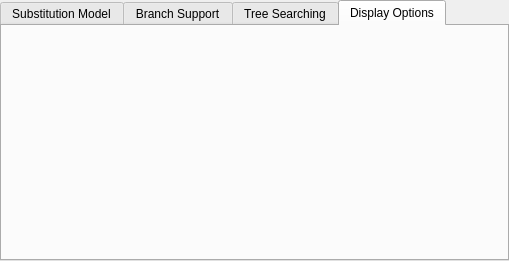
Before: the Qt Designer form src/plugins/external_tool_support/src/ui/PhyMLDialog.ui in violethaze74/ugene, drawn with Qt 5.
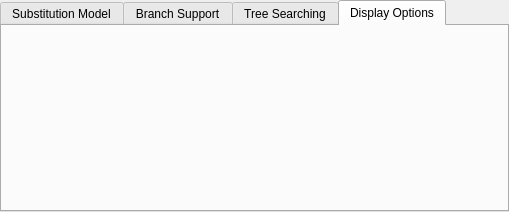
After: the same form once the commit is applied. The open tabs and pages were chosen to show the change. Custom widgets are drawn as their Qt base class.

Commit message: UGENE-4650: dialog size policy fix

```diff
--- a/src/plugins/external_tool_support/src/ui/PhyMLDialog.ui
+++ b/src/plugins/external_tool_support/src/ui/PhyMLDialog.ui
@@ -13,7 +13,7 @@
     <x>0</x>
     <y>0</y>
     <width>509</width>
-    <height>261</height>
+    <height>251</height>
    </rect>
   </property>
   <property name="minimumSize">
@@ -50,7 +50,7 @@
    <item>
     <widget class="QTabWidget" name="twSettings">
      <property name="sizePolicy">
-      <sizepolicy hsizetype="Preferred" vsizetype="Expanding">
+      <sizepolicy hsizetype="Preferred" vsizetype="Fixed">
        <horstretch>0</horstretch>
        <verstretch>0</verstretch>
       </sizepolicy>
@@ -546,6 +546,9 @@
        <string>Display Options</string>
       </attribute>
       <layout class="QVBoxLayout" name="verticalLayout_2">
+       <property name="sizeConstraint">
+        <enum>QLayout::SetMinAndMaxSize</enum>
+       </property>
        <item>
         <widget class="U2::PhyTreeDisplayOptionsWidget" name="displayOptions" native="true"/>
        </item>
@@ -554,10 +557,13 @@
          <property name="orientation">
           <enum>Qt::Vertical</enum>
          </property>
+         <property name="sizeType">
+          <enum>QSizePolicy::MinimumExpanding</enum>
+         </property>
          <property name="sizeHint" stdset="0">
           <size>
            <width>20</width>
-           <height>40</height>
+           <height>0</height>
           </size>
          </property>
         </spacer>
```
The commit also changes 4 other files.
